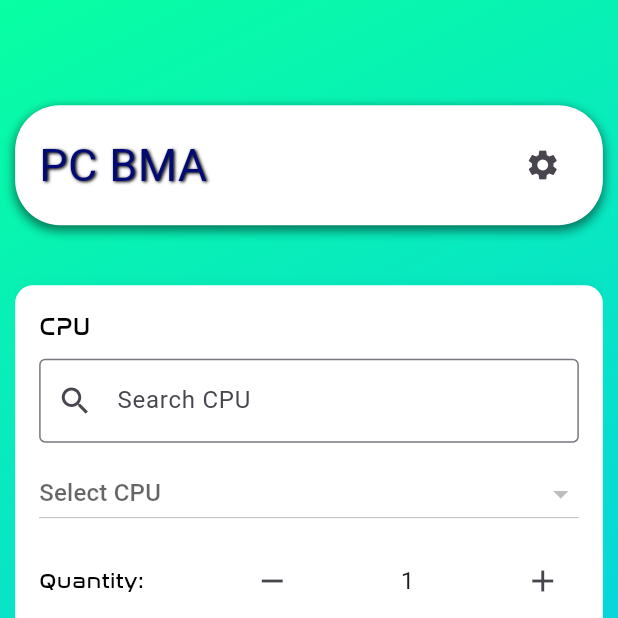
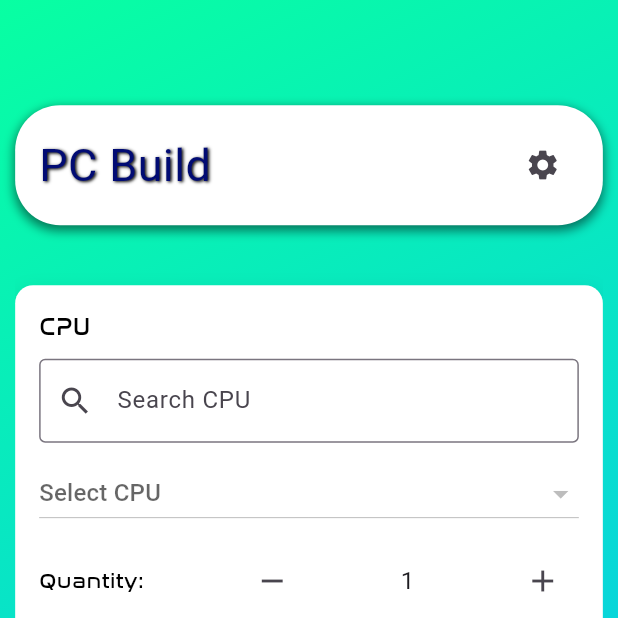
Before and after one commit to DerorLamHaoZher/pcbuilding, a Flutter app: the MyBuildPCPage screen opened directly, on a phone screen of 412 x 824 dp, the top half of it. Run offline on Flutter 3.47's test engine with Material 3 defaults, Android fonts, the phone set to English and light mode, and no system bars; our stand-ins replace firebase_auth, firebase_core; accounts and stored records are empty; network calls fail; Roboto replaces fonts that are missing (bombardment).

Commit message:
Merge remote-tracking branch 'origin/main'
# Conflicts:
#	lib/buildpc.dart
#	lib/services/dataScraper .py

```diff
--- a/lib/buildpc.dart
+++ b/lib/buildpc.dart
@@ -258,7 +258,7 @@ class _MyBuildPCPageState extends State<MyBuildPCPage> {
                     mainAxisAlignment: MainAxisAlignment.spaceBetween,
                     children: [
                       const Text(
-                        'PC BMA',
+                        'PC Build',
                         style: TextStyle(
                           color: Color(0xFF010B73),
                           fontSize: 30.0,
```
